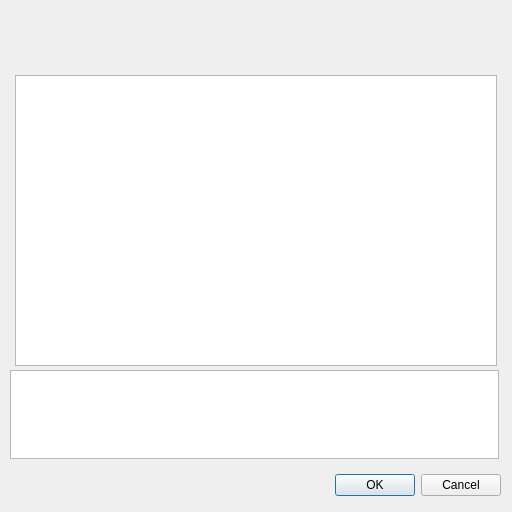
Old version of the form src/Authoring/Studio/Application/DataInputListDlg.ui in the repository flyhex/qt3dstudio.
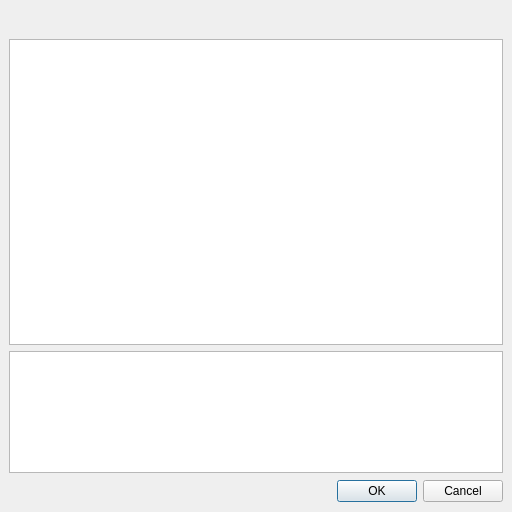
New version of the form.

Commit message:
Fix dialog resizing issues when moving between different screens
Moving dialogs between screens with different pixel ratios caused
some dialogs to resize incorrectly. Fixed the sizes of dialogs and
adjusted their layout so it keeps consistent.
Also fixed some accept/reject handling, as it could be bypassed by
triggering accept/reject by some other means besides the dialog
buttons. Now the relevant handling is always called regardless of the
way a dialog is closed.

Task-number: QT3DS-2514

The edit to the form file:
```diff
--- a/src/Authoring/Studio/Application/DataInputListDlg.ui
+++ b/src/Authoring/Studio/Application/DataInputListDlg.ui
@@ -10,60 +10,79 @@
     <height>512</height>
    </rect>
   </property>
+  <property name="sizePolicy">
+   <sizepolicy hsizetype="Preferred" vsizetype="Fixed">
+    <horstretch>0</horstretch>
+    <verstretch>0</verstretch>
+   </sizepolicy>
+  </property>
   <property name="windowTitle">
    <string>Data Inputs</string>
   </property>
   <property name="accessibleName">
    <string>DataInputListDlg</string>
   </property>
-  <widget class="QWidget" name="horizontalLayoutWidget">
-   <property name="geometry">
-    <rect>
-     <x>10</x>
-     <y>470</y>
-     <width>491</width>
-     <height>31</height>
-    </rect>
+  <layout class="QVBoxLayout" name="verticalLayout">
+   <property name="leftMargin">
+    <number>0</number>
    </property>
-   <layout class="QHBoxLayout" name="horizontalLayout">
-    <item>
-     <spacer name="horizontalSpacer">
-      <property name="orientation">
-       <enum>Qt::Horizontal</enum>
-      </property>
-      <property name="sizeHint" stdset="0">
-       <size>
-        <width>40</width>
-        <height>20</height>
-       </size>
-      </property>
-     </spacer>
-    </item>
+   <property name="topMargin">
+    <number>0</number>
+   </property>
+   <property name="rightMargin">
+    <number>0</number>
+   </property>
+   <property name="bottomMargin">
+    <number>0</number>
+   </property>
     <item>
-     <widget class="QDialogButtonBox" name="buttonBox">
-      <property name="focusPolicy">
-       <enum>Qt::NoFocus</enum>
+    <widget class="QWidget" name="widget" native="true">
+     <layout class="QVBoxLayout" name="verticalLayout_2">
+      <property name="leftMargin">
+       <number>9</number>
       </property>
-      <property name="orientation">
-       <enum>Qt::Horizontal</enum>
+      <property name="topMargin">
+       <number>9</number>
       </property>
-      <property name="standardButtons">
-       <set>QDialogButtonBox::Cancel|QDialogButtonBox::Ok</set>
+      <property name="rightMargin">
+       <number>9</number>
       </property>
-     </widget>
-    </item>
-   </layout>
-  </widget>
-  <widget class="QWidget" name="horizontalLayoutWidget_2">
-   <property name="geometry">
-    <rect>
-     <x>10</x>
-     <y>10</y>
-     <width>491</width>
-     <height>53</height>
-    </rect>
+      <property name="bottomMargin">
+       <number>9</number>
+      </property>
+      <item>
+       <widget class="QWidget" name="widget_2" native="true">
+        <property name="sizePolicy">
+         <sizepolicy hsizetype="Preferred" vsizetype="Fixed">
+          <horstretch>0</horstretch>
+          <verstretch>0</verstretch>
+         </sizepolicy>
+        </property>
+        <property name="minimumSize">
+         <size>
+          <width>0</width>
+          <height>24</height>
+         </size>
+        </property>
+        <property name="maximumSize">
+         <size>
+          <width>16777215</width>
+          <height>24</height>
+         </size>
    </property>
    <layout class="QHBoxLayout" name="horizontalLayout_2">
+         <property name="leftMargin">
+          <number>0</number>
+         </property>
+         <property name="topMargin">
+          <number>0</number>
+         </property>
+         <property name="rightMargin">
+          <number>0</number>
+         </property>
+         <property name="bottomMargin">
+          <number>0</number>
+         </property>
     <item>
      <spacer name="horizontalSpacer_2">
       <property name="orientation">
@@ -71,7 +90,7 @@
       </property>
       <property name="sizeHint" stdset="0">
        <size>
-        <width>40</width>
+             <width>473</width>
         <height>20</height>
        </size>
       </property>
@@ -95,14 +114,14 @@
     </item>
    </layout>
   </widget>
+      </item>
+      <item>
   <widget class="QTableView" name="tableView">
-   <property name="geometry">
-    <rect>
-     <x>15</x>
-     <y>75</y>
-     <width>482</width>
-     <height>291</height>
-    </rect>
+        <property name="sizePolicy">
+         <sizepolicy hsizetype="Expanding" vsizetype="Expanding">
+          <horstretch>0</horstretch>
+          <verstretch>5</verstretch>
+         </sizepolicy>
    </property>
    <property name="editTriggers">
     <set>QAbstractItemView::NoEditTriggers</set>
@@ -123,14 +142,14 @@
     <bool>false</bool>
    </attribute>
   </widget>
+      </item>
+      <item>
   <widget class="QTableView" name="elementInfo">
-   <property name="geometry">
-    <rect>
-     <x>10</x>
-     <y>370</y>
-     <width>489</width>
-     <height>89</height>
-    </rect>
+        <property name="sizePolicy">
+         <sizepolicy hsizetype="Expanding" vsizetype="Expanding">
+          <horstretch>0</horstretch>
+          <verstretch>2</verstretch>
+         </sizepolicy>
    </property>
    <property name="selectionMode">
     <enum>QAbstractItemView::ExtendedSelection</enum>
@@ -142,6 +161,67 @@
     <bool>false</bool>
    </attribute>
   </widget>
+      </item>
+      <item>
+       <widget class="QWidget" name="widget_3" native="true">
+        <property name="sizePolicy">
+         <sizepolicy hsizetype="Preferred" vsizetype="Fixed">
+          <horstretch>0</horstretch>
+          <verstretch>0</verstretch>
+         </sizepolicy>
+        </property>
+        <property name="minimumSize">
+         <size>
+          <width>0</width>
+          <height>24</height>
+         </size>
+        </property>
+        <layout class="QHBoxLayout" name="horizontalLayout">
+         <property name="leftMargin">
+          <number>0</number>
+         </property>
+         <property name="topMargin">
+          <number>0</number>
+         </property>
+         <property name="rightMargin">
+          <number>0</number>
+         </property>
+         <property name="bottomMargin">
+          <number>0</number>
+         </property>
+         <item>
+          <spacer name="horizontalSpacer">
+           <property name="orientation">
+            <enum>Qt::Horizontal</enum>
+           </property>
+           <property name="sizeHint" stdset="0">
+            <size>
+             <width>241</width>
+             <height>20</height>
+            </size>
+           </property>
+          </spacer>
+         </item>
+         <item>
+          <widget class="QDialogButtonBox" name="buttonBox">
+           <property name="focusPolicy">
+            <enum>Qt::NoFocus</enum>
+           </property>
+           <property name="orientation">
+            <enum>Qt::Horizontal</enum>
+           </property>
+           <property name="standardButtons">
+            <set>QDialogButtonBox::Cancel|QDialogButtonBox::Ok</set>
+           </property>
+          </widget>
+         </item>
+        </layout>
+       </widget>
+      </item>
+     </layout>
+    </widget>
+   </item>
+  </layout>
  </widget>
  <resources/>
  <connections/>
```
Left out of the diff: 35 changed lines with no effect on the pictures. Lines whose indentation alone changed are shown as unchanged. The commit also changes 15 other files.
